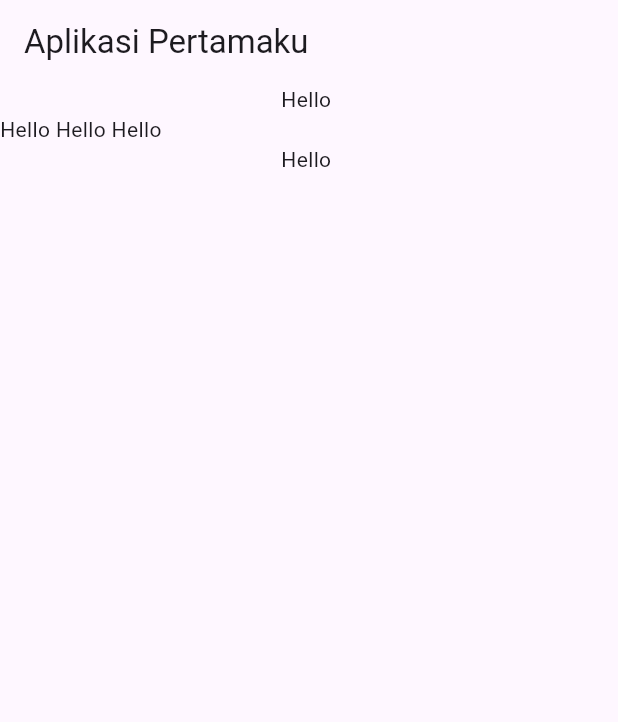
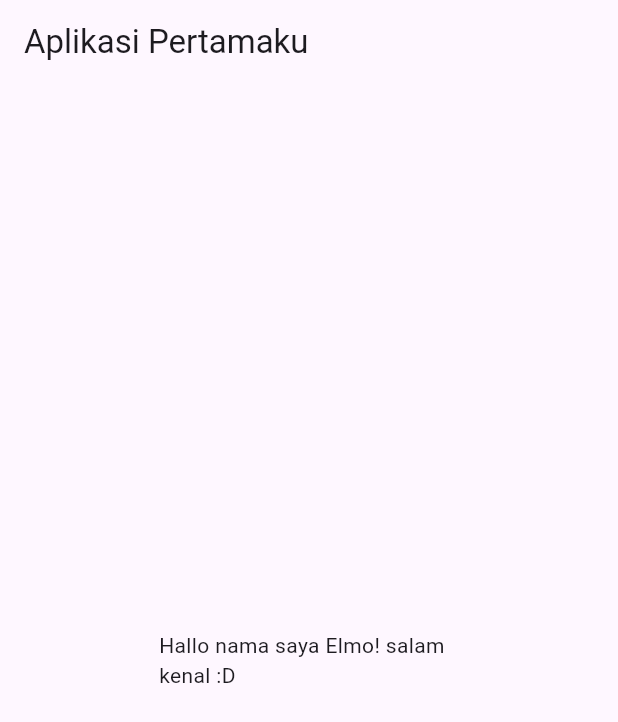
Before and after one commit to Elmosius/Multi-Platform, a Flutter app: the screen it shows after launch, on a phone screen of 412 x 824 dp. Shown: the top 722 px of the screen. Run offline on Flutter 3.47's test engine with Material 3 defaults, Android fonts, the phone set to English and light mode, and no system bars; our stand-ins replace google_fonts.

Commit message:
updated
fluuter essentials 10

```diff
--- a/belajar_sendiri/flutter_application_1/lib/main_page.dart
+++ b/belajar_sendiri/flutter_application_1/lib/main_page.dart
@@ -1,25 +1,200 @@
+import 'package:flutter/cupertino.dart';
 import 'package:flutter/material.dart';
+import 'package:flutter/rendering.dart';
 import 'package:flutter/widgets.dart';
+import 'package:google_fonts/google_fonts.dart';
 
 class MainPage extends StatelessWidget {
   const MainPage({super.key});
 
+  //// COLUMN & ROW
+  // @override
+  // Widget build(BuildContext context) {
+  //   return Scaffold(
+  //     appBar: AppBar(title: const Text('Aplikasi Pertamaku')),
+  //     body: const Column(
+  //       children: [
+  //         Text('Hello '),
+  //         Row(
+  //           children: [
+  //             Text('Hello '),
+  //             Text('Hello '),
+  //             Text('Hello '),
+  //           ],
+  //         ),
+  //         Text('Hello '),
+  //       ],
+  //     ),
+  //   );
+  // }
+
+  ////// CONTAINER & MARGIN & PADDING
+  // @override
+  // Widget build(BuildContext context) {
+  //   return Scaffold(
+  //       appBar: AppBar(
+  //         title: const Text('Aplikasi Pertamaku'),
+  //         backgroundColor: Colors.blue,
+  //       ),
+  //       body: Column(
+  //         children: [
+  //           Row(
+  //             children: [
+  //               Container(
+  //                 margin:
+  //                     const EdgeInsets.only(left: 10, right: 20, bottom: 20),
+  //                 padding: const EdgeInsets.all(10),
+  //                 width: 50,
+  //                 height: 50,
+  //                 color: Colors.greenAccent,
+  //                 child: Container(
+  //                   width: 50,
+  //                   height: 50,
+  //                   color: Colors.orange,
+  //                 ),
+  //               ),
+  //               Container(
+  //                 width: 50,
+  //                 height: 50,
+  //                 color: Colors.red,
+  //               ),
+  //             ],
+  //           ),
+  //           Row(
+  //             children: [
+  //               Container(
+  //                 width: 50,
+  //                 height: 50,
+  //                 color: Colors.yellow,
+  //               ),
+  //               Container(
+  //                 width: 50,
+  //                 height: 50,
+  //                 color: Colors.blue,
+  //               ),
+  //             ],
+  //           )
+  //         ],
+  //       ));
+  // }
+
+  ////// CONTAINER | BOX DECORATION
+  // @override
+  // Widget build(BuildContext context) {
+  //   return Scaffold(
+  //       appBar: AppBar(title: const Text('Aplikasi Pertamaku')),
+  //       body: Center(
+  //         child: Container(
+  //           width: 100,
+  //           height: 100,
+  //           decoration: BoxDecoration(
+  //             color: Colors.red,
+  //             border: Border.all(color: Colors.black, width: 1),
+  //             borderRadius: const BorderRadius.only(
+  //               topLeft: Radius.circular(20),
+  //               topRight: Radius.circular(20),
+  //               bottomLeft: Radius.circular(20),
+  //               bottomRight: Radius.circular(20),
+  //             ),
+  //             gradient:
+  //                 const LinearGradient(colors: [Colors.red, Colors.yellow]),
+  //             image: const DecorationImage(
+  //               image: NetworkImage(
+  //                   'https://dbkpop.com/wp-content/uploads/2023/04/newjeans_omg_hanni_3.jpg'),
+  //               fit: BoxFit.cover,
+  //             ),
+  //             boxShadow: const [
+  //               BoxShadow(
+  //                 color: Colors.black,
+  //                 blurRadius: 6,
+  //                 spreadRadius: 1,
+  //                 offset: Offset(2, 2),
+  //               ),
+  //             ],
+  //             // shape: BoxShape.circle,
+  //           ),
+  //         ),
+  //       ));
+  // }
+
+  ///// SIZEDBOX => PENGGANTI UNTUK CONTAINER UNTUK HEMAT MEMORI
+  // @override
+  // Widget build(BuildContext context) {
+  //   return Scaffold(
+  //       appBar: AppBar(title: const Text('Aplikasi Pertamaku')),
+  //       body: const Center(
+  //         child: Column(
+  //           children: [
+  //             SizedBox(
+  //               width: 200,
+  //               // height: 20,
+  //               child: Text('Hello nama saya Elmosius Suli'),
+  //             ),
+  //             SizedBox(
+  //               height: 200,
+  //             ),
+  //             Text('Selamat Datang!'),
+  //           ],
+  //         ),
+  //       ));
+  // }
+
+  ////// TEXT WIDGET
+  // @override
+  // Widget build(BuildContext context) {
+  //   return Scaffold(
+  //     appBar: AppBar(title: const Text('Aplikasi Pertamaku')),
+  //     body: const Center(
+  //       child: SizedBox(
+  //         width: 200,
+  //         child: Text(
+  //           'Hallo nama saya Elmo! salam kenal :D',
+  //           textAlign: TextAlign.justify,
+  //           maxLines: 1,
+  //           overflow: TextOverflow.ellipsis,
+  //           style: TextStyle(
+  //             // backgroundColor: Colors.red,
+  //             color: Colors.black,
+  //             fontSize: 20,
+  //             fontWeight: FontWeight.bold,
+  //             fontStyle: FontStyle.italic,
+  //             shadows: [
+  //               Shadow(
+  //                 blurRadius: 0,
+  //                 color: Colors.black,
+  //                 offset: Offset(5, 5),
+  //               ),
+  //             ],
+  //             // letterSpacing: 5,
+  //             // wordSpacing: 4,
+  //             decoration: TextDecoration.underline,
+  //             decorationThickness: 3,
+  //             decorationColor: Colors.red,
+  //             decorationStyle: TextDecorationStyle.dashed,
+  //           ),
+  //         ),
+  //       ),
+  //     ),
+  //   );
+  // }
+
+  ////// MENGGANTI JENIS FONT
   @override
   Widget build(BuildContext context) {
     return Scaffold(
       appBar: AppBar(title: const Text('Aplikasi Pertamaku')),
-      body: const Column(
-        children: [
-          Text('Hello '),
-          Row(
-            children: [
-              Text('Hello '),
-              Text('Hello '),
-              Text('Hello '),
-            ],
+      body: const Center(
+        child: SizedBox(
+          width: 200,
+          child: Text(
+            'Hallo nama saya Elmo! salam kenal :D',
+            // style: TextStyle(
+            //   fontFamily: 'NotoSansJP',
+            //   fontWeight: FontWeight.bold,
+            // ),
+            // style: GoogleFonts.aclonica(),
           ),
-          Text('Hello '),
-        ],
+        ),
       ),
     );
   }
```
Also changed, not shown: belajar_sendiri/flutter_application_1/pubspec.yaml (+15 -2 lines), belajar_sendiri/flutter_application_1/pubspec.lock, 9 other files.
